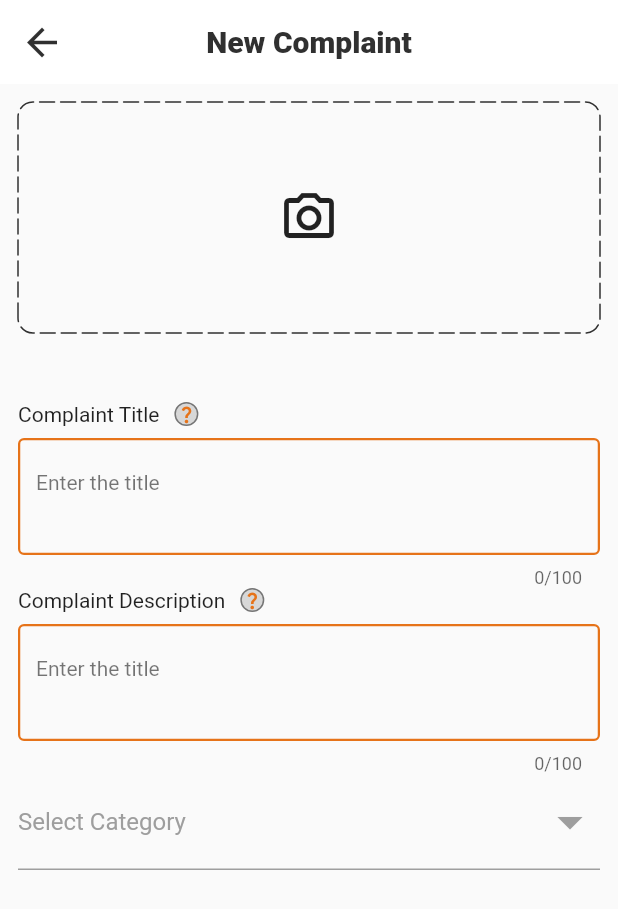
After one commit to Adityashahi4465/ASCentralDesk, a Flutter app: the NewComplaintFormScreen screen opened by its route, on a phone screen of 412 x 824 dp. The commit adds this screen. Shown: the top 909 px of the screen. Run offline on Flutter 3.47's test engine with Material 2 defaults, Android fonts, the light colour scheme and no system bars; drawn by our look-alikes of dotted_border; our stand-ins replace carousel_slider, flutter_dotenv, flutter_riverpod, fpdart, routemaster, shared_preferences; accounts and stored records are empty; network calls fail; Roboto replaces fonts that are missing (SFNDisplay, SFNText).

Commit message:
Add complaint Screen

```diff
--- a/lib/apis/auth_api.dart
+++ b/lib/apis/auth_api.dart
@@ -8,7 +8,7 @@ import 'package:flutter_riverpod/flutter_riverpod.dart';
 import 'package:fpdart/fpdart.dart';
 import 'package:http/http.dart';
 
-import '../constants/error_hendling.dart';
+import '../core/utils/error_hendling.dart';
 import '../core/core.dart';
 import '../models/user.dart';
 
--- a/lib/constants/app_constant.dart
+++ b/lib/constants/app_constant.dart
@@ -1,6 +1,7 @@
 // ignore_for_file: constant_identifier_names
 
 // Form Validations
+const FIELD_VALIDATION_EMPTY = 'This field can\'t be left empty!';
 
 const EMAIL_AUTH_HINT = "Email";
 const EMAIL_AUTH_VALIDATION_EMPTY = "Your email can't be left empty!";
--- a/lib/constants/ui_constants.dart
+++ b/lib/constants/ui_constants.dart
@@ -22,34 +22,24 @@ class UiConstants {
     Icons.toys_outlined,
   ];
 
-  static  List<Map<String, dynamic>> adminFABIconsList = [
-    {
-      'image': IMAGE_PATH_ADD_COMPLAINT,
-      'onPressed': () {
-        // onPressed action for add complaint
-        print('Add Complaint pressed!');
-      },
-    },
-    {
-      'image': IMAGE_PATH_ADD_EVENT,
-      'onPressed': () {
-        // onPressed action for add event
-        print('Add Event pressed!');
-      },
-    },
-    {
-      'image': IMAGE_PATH_ADD_NOTICE,
-      'onPressed': () {
-        // onPressed action for add notice
-        print('Add Notice pressed!');
-      },
-    },
-    {
-      'image': IMAGE_PATH_ADD_SPORTS,
-      'onPressed': () {
-        // onPressed action for add sports
-        print('Add Sports pressed!');
-      },
-    },
+  static List adminFABIconsList = [
+    IMAGE_PATH_ADD_COMPLAINT,
+    IMAGE_PATH_ADD_EVENT,
+    IMAGE_PATH_ADD_NOTICE,
+    IMAGE_PATH_ADD_SPORTS,
+    Icons.add,
+  ];
+
+  static const List<String> complaintCategories = [
+    'Academic Issues',
+    'Administrative Issues',
+    'Infrastructure Issues',
+    'IT and Technical Issues',
+    'Social and Campus Life',
+    'Security Concerns',
+    'Health and Wellness',
+    'Transportation Issues',
+    'Diversity and Inclusion',
+    'Miscellaneous',
   ];
 }
--- a/lib/core/common/dropdown_button.dart
+++ b/lib/core/common/dropdown_button.dart
@@ -1,4 +1,5 @@
 import 'package:as_central_desk/core/utils/color_utility.dart';
+import 'package:as_central_desk/theme/theme.dart';
 import 'package:flutter/material.dart';
 
 class CustomDropdown<T> extends StatelessWidget {
@@ -7,7 +8,7 @@ class CustomDropdown<T> extends StatelessWidget {
   final List<T> items;
   final T? value;
   final ValueChanged<T?> onChanged;
-  final   String? Function(T?)? validator;
+  final String? Function(T?)? validator;
 
   const CustomDropdown({
     super.key,
@@ -27,12 +28,23 @@ class CustomDropdown<T> extends StatelessWidget {
       iconSize: 40,
       iconEnabledColor: Colors.grey,
       iconDisabledColor: Colors.grey,
+      focusColor: AppColors.primary,
       validator: validator,
       menuMaxHeight: 400,
-      // underline: Container(
-      //   height: 1,
-      //   color: Colors.grey,
-      // ),
+      decoration: InputDecoration(
+        focusedBorder: UnderlineInputBorder(
+          borderSide: BorderSide(
+            color: AppColors.primary, // Customize the color as needed
+            width: 1.5, // Adjust the width of the bottom border
+          ),
+        ),
+        enabledBorder: UnderlineInputBorder(
+          borderSide: BorderSide(
+            color: Colors.grey, // Customize the color as needed
+            width: 1.0, // Adjust the width of the bottom border
+          ),
+        ),
+      ),
       value: value,
       hint: Text(
         hintText,
--- /dev/null
+++ b/lib/core/common/text_input_field.dart
@@ -0,0 +1,129 @@
+import 'package:as_central_desk/theme/app_text_style.dart';
+import 'package:flutter/material.dart';
+
+import '../../theme/app_colors.dart';
+
+class TextInputFieldWithToolTip extends StatelessWidget {
+  final TextEditingController? controller;
+  final String toolTipMessage;
+  final String tipText;
+  final String hintText;
+  final String? suffixText;
+  final int maxLines;
+  final int maxLength;
+  final bool isDisabled;
+  final Function(String?)? onChanged;
+  final TextInputType keyboardType;
+  final String? Function(String?)? validator;
+
+  const TextInputFieldWithToolTip({
+    super.key,
+    required this.toolTipMessage,
+    required this.tipText,
+    required this.hintText,
+    required this.validator,
+    this.controller,
+    required this.maxLines,
+    this.isDisabled = false,
+    this.keyboardType = TextInputType.name,
+    this.suffixText,
+    this.maxLength = 100,
+    this.onChanged,
+  });
+
+  @override
+  Widget build(BuildContext context) {
+    return Column(
+      children: [
+        Row(
+          mainAxisAlignment: MainAxisAlignment.start,
+          children: [
+            Text(
+              tipText,
+              style: AppTextStyle.textRegular.copyWith(),
+            ),
+            const SizedBox(
+              width: 10,
+            ),
+            Tooltip(
+              message: toolTipMessage,
+              child: Container(
+                decoration: BoxDecoration(
+                  color: AppColors.lightShadowColor,
+                  borderRadius: BorderRadius.circular(100),
+                  border: Border.all(
+                    color: Colors.grey.shade600,
+                  ),
+                ),
+                child: const Icon(
+                  Icons.question_mark,
+                  size: 14,
+                  color: AppColors.secondary,
+                ),
+              ),
+            ),
+          ],
+        ),
+        const SizedBox(
+          height: 8,
+        ),
+        TextFormField(
+          onChanged: onChanged,
+          maxLength: maxLength,
+          keyboardType: keyboardType,
+          enabled: !isDisabled,
+          readOnly: isDisabled,
+          maxLines: maxLines,
+          controller: controller,
+          style: const TextStyle(color: Colors.black87, fontSize: 16),
+          decoration: InputDecoration(
+            suffixText: suffixText,
+            suffixStyle: AppTextStyle.textRegular.copyWith(
+              fontSize: 14,
+              color: AppColors.mDisabledColor,
+            ),
+            hintStyle: AppTextStyle.textRegular.copyWith(
+              color: Colors.black54,
+              fontSize: 14,
+            ),
+            enabledBorder: const OutlineInputBorder(
+              borderSide: BorderSide(
+                width: 1.5,
+                color: AppColors.secondary,
+              ),
+            ),
+            disabledBorder: const OutlineInputBorder(
+              borderSide: BorderSide(
+                width: 1.5,
+                color: AppColors.mDisabledColor,
+              ),
+            ),
+            focusedBorder: OutlineInputBorder(
+              borderRadius: BorderRadius.circular(12),
+              borderSide: const BorderSide(
+                width: 1.5,
+                color: AppColors.primary,
+              ),
+            ),
+            errorBorder: OutlineInputBorder(
+              borderRadius: BorderRadius.circular(8),
+              borderSide: const BorderSide(
+                width: 1,
+                color: AppColors.red,
+              ),
+            ),
+            focusedErrorBorder: OutlineInputBorder(
+              borderRadius: BorderRadius.circular(8),
+              borderSide: const BorderSide(
+                width: 1.5,
+                color: Color.fromARGB(222, 230, 6, 6),
+              ),
+            ),
+            hintText: hintText,
+          ),
+          validator: validator,
+        ),
+      ],
+    );
+  }
+}
--- /dev/null
+++ b/lib/features/complaint/view/new_complaint_add_screen.dart
@@ -0,0 +1,165 @@
+import 'dart:io';
+
+import 'package:as_central_desk/constants/app_constant.dart';
+import 'package:as_central_desk/constants/ui_constants.dart';
+import 'package:as_central_desk/core/common/dropdown_button.dart';
+import 'package:as_central_desk/core/common/text_input_field.dart';
+import 'package:as_central_desk/routes/route_utils.dart';
+import 'package:as_central_desk/theme/app_colors.dart';
+import 'package:as_central_desk/theme/app_text_style.dart';
+import 'package:flutter/foundation.dart';
+import 'package:flutter/material.dart';
+import 'package:flutter_riverpod/flutter_riverpod.dart';
+import 'package:dotted_border/dotted_border.dart';
+
+class NewComplaintFormScreen extends ConsumerStatefulWidget {
+  const NewComplaintFormScreen({super.key});
+
+  @override
+  ConsumerState<ConsumerStatefulWidget> createState() =>
+      _NewComplaintFormScreenState();
+}
+
+class _NewComplaintFormScreenState
+    extends ConsumerState<NewComplaintFormScreen> {
+  File? bannerFile;
+  File? profileFile;
+  Uint8List? bannerWebFile;
+  Uint8List? profileWebFile;
+  final _formKey = GlobalKey<FormState>();
+  late TextEditingController _titleController;
+  late TextEditingController _descriptionController;
+  String? selectedCategory;
+  @override
+  void initState() {
+    super.initState();
+    _titleController = TextEditingController();
+    _descriptionController = TextEditingController();
+  }
+
+  @override
+  void dispose() {
+    super.dispose();
+    _titleController.dispose();
+    _descriptionController.dispose();
+  }
+
+// Function to handle dropdown changes
+  void onChanged(String value) {
+    setState(() {
+      selectedCategory = value;
+    });
+  }
+
+  @override
+  Widget build(BuildContext context) {
+    return Scaffold(
+      appBar: AppBar(
+        title: Text(
+          'New Complaint',
+          style: AppTextStyle.displayBlack.copyWith(
+            color: AppColors.black,
+          ),
+        ),
+        leading: IconButton(
+          icon: const Icon(
+            Icons.arrow_back_outlined,
+            color: AppColors.black,
+            size: 30,
+          ),
+          onPressed: () => Navigation.navigateToBack(context),
+        ),
+        backgroundColor: AppColors.white,
+        elevation: 0,
+        centerTitle: true,
+      ),
+      body: Form(
+        key: _formKey,
+        child: SingleChildScrollView(
+          keyboardDismissBehavior: ScrollViewKeyboardDismissBehavior.onDrag,
+          child: Padding(
+            padding: const EdgeInsets.all(12.0),
+            child: Column(
+              children: [
+                SizedBox(
+                  height: 200, // To fix the position of avatar
+                  child: Stack(
+                    children: [
+                      GestureDetector(
+                        // onTap: selectBannerImage,
+                        child: DottedBorder(
+                          borderType: BorderType.RRect,
+                          radius: const Radius.circular(10),
+                          dashPattern: const [10, 4],
+                          strokeCap: StrokeCap.round,
+                          color: AppColors.black,
+                          child: Container(
+                              width: double.infinity,
+                              height: 150,
+                              decoration: BoxDecoration(
+                                borderRadius: BorderRadius.circular(10),
+                              ),
+                              child:
+                                  // bannerWebFile != null
+                                  //     ? Image.memory(bannerWebFile!)
+                                  //     : user.profile_banner.isEmpty ||
+                                  //             user.profile_banner ==
+                                  //                 Constants.bannerDefault
+                                  // ?
+                                  const Center(
+                                child:
+                                    Icon(Icons.camera_alt_outlined, size: 40),
+                              )
+                              // : Image.network(
+                              //     user.profile_banner),
+                              ),
+                        ),
+                      ),
+                    ],
+                  ),
+                ),
+                TextInputFieldWithToolTip(
+                  controller: _titleController,
+                  toolTipMessage: 'What\'s the title of your complaint?',
+                  tipText: 'Complaint Title',
+                  hintText: 'Enter the title',
+                  validator: (value) {
+                    if (value!.isEmpty) {
+                      return FIELD_VALIDATION_EMPTY;
+                    }
+                    return null;
+                  },
+                  maxLines: 2,
+                  keyboardType: TextInputType.text,
+                ),
+                TextInputFieldWithToolTip(
+                  controller: _descriptionController,
+                  toolTipMessage: 'What\'s the description of your complaint?',
+                  tipText: 'Complaint Description',
+                  hintText: 'Enter the title',
+                  validator: (value) {
+                    return null;
+                  },
+                  maxLines: 2,
+                  keyboardType: TextInputType.text,
+                ),
+                CustomDropdown(
+                    labelText: 'Category',
+                    hintText: 'Select Category',
+                    items: UiConstants.complaintCategories,
+                    value: selectedCategory,
+                    onChanged: (newValue) {},
+                    validator: (value) {
+                      if (value == null || value.isEmpty) {
+                        return 'Please select a category';
+                      }
+                      return null;
+                    })
+              ],
+            ),
+          ),
+        ),
+      ),
+    );
+  }
+}
--- a/lib/main.dart
+++ b/lib/main.dart
@@ -1,5 +1,5 @@
 import 'package:as_central_desk/apis/local_storage_api.dart';
-import 'package:as_central_desk/routes.dart';
+import 'package:as_central_desk/routes/routes.dart';
 import 'package:flutter/material.dart';
 import 'package:flutter/services.dart';
 import 'package:flutter_riverpod/flutter_riverpod.dart';
@@ -59,9 +59,7 @@ class _MyAppState extends ConsumerState<MyApp> {
     final user = ref.watch(userProvider);
     return MaterialApp.router(
       title: 'Flutter Demo',
-      theme: ThemeData(
-        primarySwatch: Colors.blue,
-      ),
+      theme: ThemeData.light(),
       routerDelegate: RoutemasterDelegate(
         routesBuilder: (context) {
           if (user != null && user.token.isNotEmpty && user.emailVerified) {}
--- /dev/null
+++ b/lib/routes/route_utils.dart
@@ -0,0 +1,27 @@
+import 'package:flutter/material.dart';
+import 'package:routemaster/routemaster.dart';
+
+class Navigation {
+  static void navigateToBack(BuildContext context) {
+    Routemaster.of(context).pop();
+  }
+  static void navigateToHome(BuildContext context) {
+    Routemaster.of(context).push('/');
+  }
+
+  static void navigateToNewComplaintScreen(BuildContext context) {
+    Routemaster.of(context).push('/new-complaint');
+  }
+
+  static void navigateToNewEventScreen(BuildContext context) {
+    Routemaster.of(context).push('/new-event');
+  }
+
+  static void navigateToNewNoticeScreen(BuildContext context) {
+    Routemaster.of(context).push('/new-notice');
+  }
+
+  static void navigateToNewEquipmentScreen(BuildContext context) {
+    Routemaster.of(context).push('/new-equipment');
+  }
+}
--- /dev/null
+++ b/lib/routes/routes.dart
@@ -0,0 +1,36 @@
+import 'package:as_central_desk/features/auth/views/auth_screen.dart';
+import 'package:as_central_desk/features/auth/views/verify_email_screen.dart';
+import 'package:as_central_desk/features/equipments/view/new_equipment_form_screen.dart';
+import 'package:flutter/material.dart';
+import 'package:routemaster/routemaster.dart';
+
+import '../features/complaint/view/new_complaint_add_screen.dart';
+import '../features/event/view/new_event_form_screen.dart';
+import '../features/home/views/home_screen.dart';
+import '../features/notice/view/new_notice_screen.dart';
+
+final loggedOutRoute = RouteMap(routes: {
+  '/': (route) => const MaterialPage(
+        child: AuthScreen(),
+      ),
+  '/verify-email': (route) => const MaterialPage(
+        child: VerifyEmailScreen(),
+      ),
+});
+final loggedInRoute = RouteMap(routes: {
+  '/': (route) => const MaterialPage(
+        child: HomeScreen(),
+      ),
+  '/new-complaint': (route) => const MaterialPage(
+        child: NewComplaintFormScreen(),
+      ),
+  '/new-event': (route) => const MaterialPage(
+        child: NewEventFormScreen(),
+      ),
+  '/new-notice': (route) => const MaterialPage(
+        child: NewNoticeFormScreen(),
+      ),
+  '/new-equipment': (route) => const MaterialPage(
+        child: NewEquipmentFormScreen(),
+      ),
+});
--- a/lib/theme/app_colors.dart
+++ b/lib/theme/app_colors.dart
@@ -73,6 +73,7 @@ class AppColors {
   /// **************   Specific Colors   *******************
 
   static const Color primary = Colors.pinkAccent;
+  static const Color secondary = Color(0xFFE67319);
   static const Color primaryDark = Color.fromARGB(255, 238, 72, 50);
   static const Color splashColor = Color.fromARGB(255, 253, 107, 156);
 
--- a/pubspec.yaml
+++ b/pubspec.yaml
@@ -43,6 +43,7 @@ dependencies:
   routemaster: ^1.0.1
   carousel_slider: ^4.2.1
   flutter_staggered_grid_view: ^0.4.0
+  dotted_border: ^2.1.0
 
 dev_dependencies:
   flutter_test:
@@ -69,6 +70,7 @@ flutter:
   assets:
     - assets/
     - assets/images/
+    - assets/icons/
     - .env
   #   - images/a_dot_ham.jpeg
 
```
Also changed, not shown: lib/core/common/circular_fab_menu.dart (+15 -5 lines), lib/core/utils/error_hendling.dart (added, +38 -0 lines), lib/features/equipments/view/new_equipment_form_screen.dart (added, +45 -0 lines), lib/features/event/view/new_event_form_screen.dart (added, +44 -0 lines), lib/features/home/views/home_screen.dart (+23 -16 lines), lib/features/notice/view/new_notice_screen.dart (added, +44 -0 lines).
